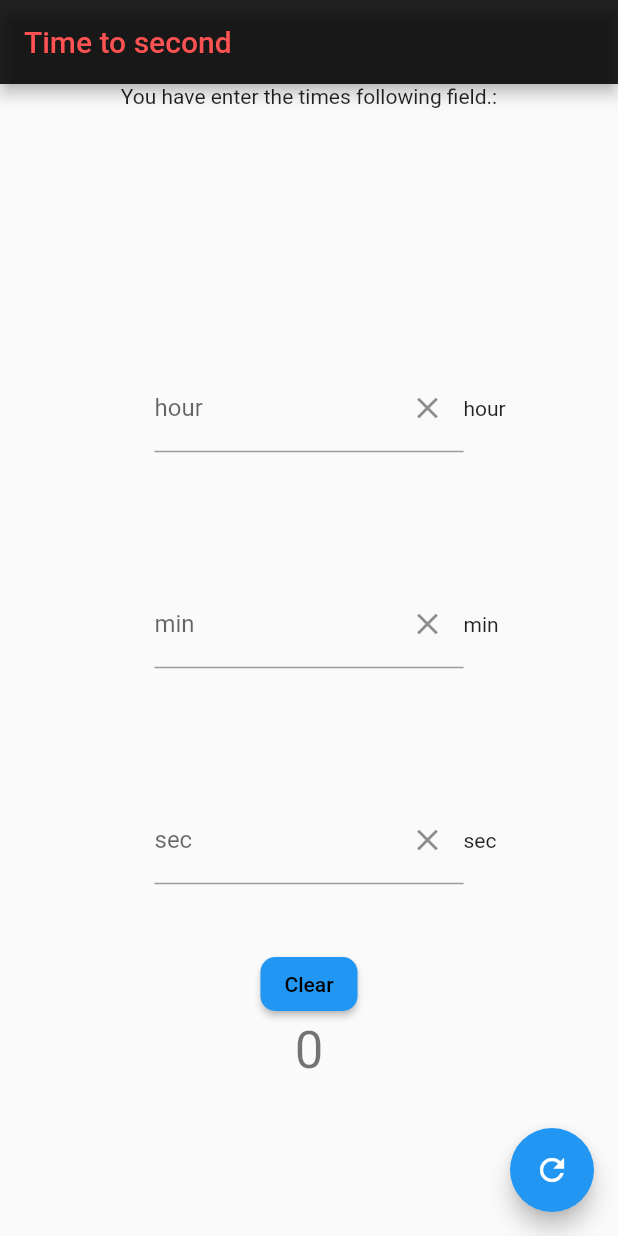
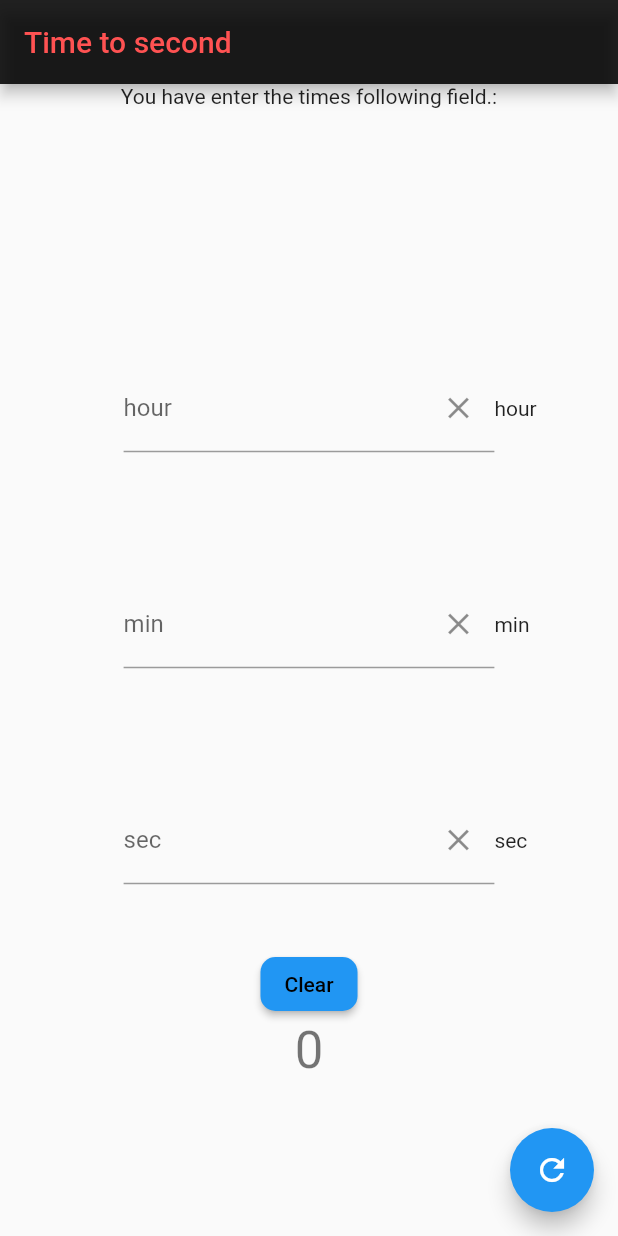
Before and after one commit to KotaSuzuki0823/Time2Sec, a Flutter app: the screen it shows after launch, after a tap on "Clear", on a phone screen of 412 x 824 dp. Run offline on Flutter 3.47's test engine with Material 2 defaults, Android fonts, the phone set to English and light mode, and no system bars.

Commit message:
変換するとフォームの値がリセットされるバグを修

```diff
--- a/lib/main.dart
+++ b/lib/main.dart
@@ -40,23 +40,23 @@ class _MyHomePageState extends State<MyHomePage> {
     setState(() {
       //calc
       _result = (hour * 3600) + (min * 60) + sec;
-      print('_result : ' + _result.toString());
+      debugPrint('_result : ' + _result.toString());
     });
   }
 
   /*全フィールドのクリア*/
   void _clearField() {
     setState(() {
-      this._hourKey.currentState!.reset();
-      this._minKey.currentState!.reset();
-      this._secKey.currentState!.reset();
+      _hourKey.currentState!.reset();
+      _minKey.currentState!.reset();
+      _secKey.currentState!.reset();
       _result = 0;
     });
   }
 
   /*時間入力フォームの単品ウィジェット*/
   Widget _numberFormField({required String title, required GlobalKey<FormFieldState<String>> key}) {
-    final TextEditingController _valueController = TextEditingController(text: '');
+    //final TextEditingController _valueController = TextEditingController(text: '2');
     return Row(
       children: [
         Expanded(
@@ -64,13 +64,13 @@ class _MyHomePageState extends State<MyHomePage> {
           child: Container(),
         ),
         Expanded(
-          flex: 2,
+          flex: 3,
           child: TextFormField(
             key: key,
-            controller: _valueController,
+            //controller: _valueController,
             decoration: InputDecoration(
               labelText: title, // ラベル
-              hintText: 'Enter ' + title + ' here.', // 入力ヒント
+              hintText: 'Enter $title here.', // 入力ヒント
               suffixIcon: IconButton(
                 onPressed: () => {key.currentState!.reset()},
                 icon: const Icon(Icons.clear),
@@ -82,7 +82,7 @@ class _MyHomePageState extends State<MyHomePage> {
             validator: (value) {
               // _formKey.currentState.validate()でコールされる
               if (value!.isEmpty) {
-                return 'Please enter some number.'; // エラー表示のメッセージを返す
+                return 'Please enter some number in $title.'; // エラー表示のメッセージを返す
               }
               //formValue = value;
               return null; // 問題ない場合はnullを返す
```
